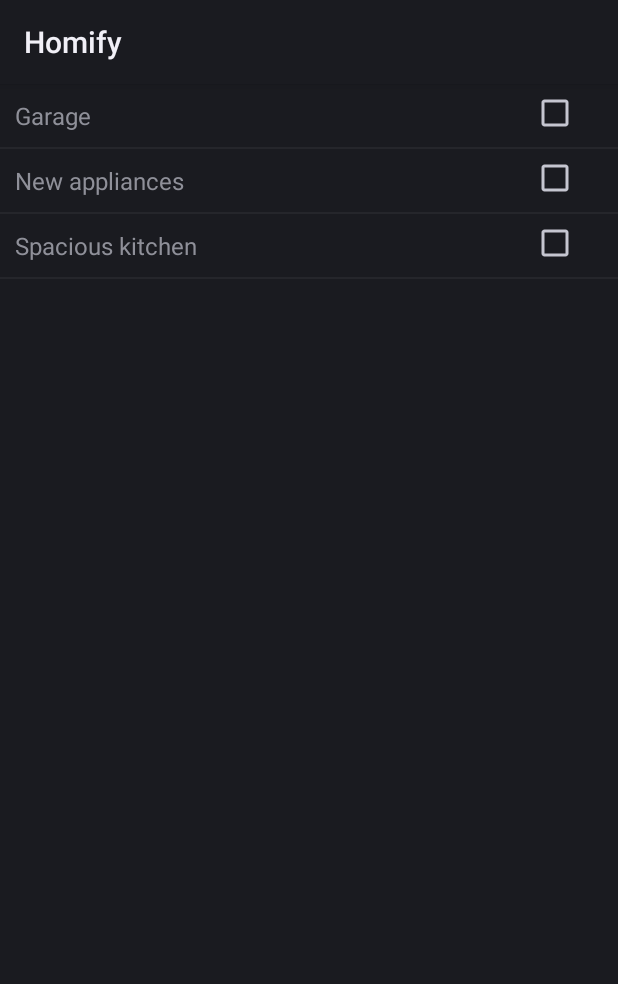
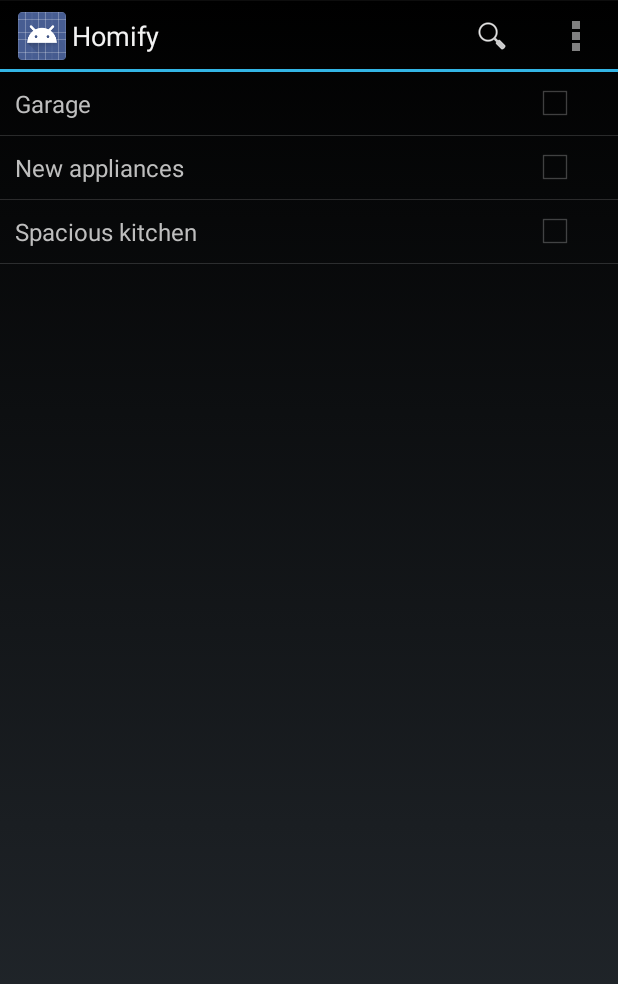
Before and after one commit to alambd34/Homify, an Android app: the screen it shows after launch (MainActivity), on a phone screen of 412 x 824 dp. Shown: the top 984 px of the screen. Run offline under Robolectric (Android 15) with nearby library versions, the phone set to English and light mode, and no system bars.

Commit message:
add action bar and search bar UI only

```diff
--- a/app/build.gradle
+++ b/app/build.gradle
@@ -6,7 +6,7 @@
 
     defaultConfig {
         applicationId "home.test.com.com.homilfy"
-        minSdkVersion 15
+        minSdkVersion 11
         targetSdkVersion 23
         versionCode 1
         versionName "1.0"
@@ -21,5 +21,5 @@
 
 dependencies {
     compile fileTree(dir: 'libs', include: ['*.jar'])
-    compile 'com.android.support:appcompat-v7:23.0.1'
+    //compile 'com.android.support:appcompat-v7:23.0.1'
 }
--- a/app/src/main/java/com/android/homify/activities/MainActivity.java
+++ b/app/src/main/java/com/android/homify/activities/MainActivity.java
@@ -2,11 +2,14 @@
 
 import android.app.Activity;
 import android.os.Bundle;
+import android.view.Menu;
+import android.view.MenuInflater;
 import android.view.View;
 import android.widget.AdapterView;
 import android.widget.ArrayAdapter;
 import android.widget.ListView;
 
+import com.android.homify.R;
 import com.android.homify.activities.adapter.PreferenceArrayAdapter;
 import com.android.homify.db.PreferencesDaoImpl;
 import com.android.homify.model.Preference;
@@ -14,7 +17,6 @@
 
 import java.util.List;
 
-import home.test.com.homilfy.R;
 
 public class MainActivity extends Activity {
 
@@ -64,6 +66,14 @@
         return preferencesByType;
     }
 
+    @Override
+    public boolean onCreateOptionsMenu(Menu menu) {
+        MenuInflater inflater = getMenuInflater();
+        inflater.inflate(R.menu.menu_my, menu);
+
+        return super.onCreateOptionsMenu(menu);
+    }
+
 
     public Object onRetainNonConfigurationInstance() {
         return preferences;
--- a/app/src/main/java/com/android/homify/activities/adapter/PreferenceArrayAdapter.java
+++ b/app/src/main/java/com/android/homify/activities/adapter/PreferenceArrayAdapter.java
@@ -8,13 +8,13 @@
 import android.widget.CheckBox;
 import android.widget.TextView;
 
+import com.android.homify.R;
 import com.android.homify.db.PreferencesDaoImpl;
 import com.android.homify.model.Preference;
 import com.android.homify.model.PreferenceViewHolder;
 
 import java.util.List;
 
-import home.test.com.homilfy.R;
 
 /**
  * Created by nickyska on 9/30/2015.
--- a/app/src/main/java/com/android/homify/db/HomifySQLiteHelper.java
+++ b/app/src/main/java/com/android/homify/db/HomifySQLiteHelper.java
@@ -7,6 +7,7 @@
 import android.database.sqlite.SQLiteOpenHelper;
 import android.util.Log;
 
+import com.android.homify.R;
 import com.android.homify.activities.MainActivity;
 import com.android.homify.model.Preference;
 import com.android.homify.model.PreferenceBuilder;
@@ -14,7 +15,6 @@
 import java.util.ArrayList;
 import java.util.List;
 
-import home.test.com.homilfy.R;
 
 /**
  * Created by nickyska on 9/29/2015.
--- a/app/src/main/res/menu/menu_my.xml
+++ b/app/src/main/res/menu/menu_my.xml
@@ -1,10 +1,23 @@
 <menu xmlns:android="http://schemas.android.com/apk/res/android"
-    xmlns:app="http://schemas.android.com/apk/res-auto"
     xmlns:tools="http://schemas.android.com/tools"
     tools:context=".MainActivity">
+    <!--<item-->
+    <!--android:id="@+id/action_preferences"-->
+    <!--android:orderInCategory="100"-->
+    <!--android:title="@string/string_preferences"-->
+    <!--app:showAsAction="never" />-->
     <item
-        android:id="@+id/action_preferences"
+        android:id="@+id/action_settings"
         android:orderInCategory="100"
-        android:title="@string/string_preferences"
-        app:showAsAction="never" />
+        android:showAsAction="never"
+        android:title="@string/string_preferences" />
+
+    <item
+        android:id="@+id/menu_search"
+        android:actionViewClass="android.widget.SearchView"
+        android:icon="@drawable/ic_action_search"
+        android:showAsAction="always"
+        android:title="@string/search_label" />
+
+
 </menu>
--- a/app/src/main/res/values/strings.xml
+++ b/app/src/main/res/values/strings.xml
@@ -5,6 +5,8 @@
     <string name="string_preferences">Settings</string>
     <string name="title_activity_main">MainActivity</string>
     <string name="title_activity_display_message">My Message</string>
+    <string name="search_label">Search</string>
+    <string name="search_hint">Search for preferences</string>
 
 
 
--- a/app/src/main/res/values/styles.xml
+++ b/app/src/main/res/values/styles.xml
@@ -1,8 +1,26 @@
 <resources>
 
     <!-- Base application theme. -->
-    <style name="AppTheme" parent="Theme.AppCompat.Light.DarkActionBar">
+    <style name="AppBaseTheme" parent="android:Theme.Holo">
         <!-- Customize your theme here. -->
     </style>
 
+    <style name="AppTheme" parent="AppBaseTheme" />
+
+
+    <!--<style name="Theme.MyCompatTheme" parent="AppBaseTheme">-->
+    <!--<item name="android:windowBackground">@color/winBackground</item>-->
+    <!--<item name="android:actionBarStyle">@style/ActionBar</item>-->
+    <!--<item name="actionBarStyle">@style/ActionBar</item>-->
+    <!--</style>-->
+
+    <!--<style name="ActionBar"-->
+    <!--parent="AppBaseTheme">-->
+    <!--<item name="android:background">@color/background</item>-->
+    <!--<item name="background">@color/background</item>-->
+    <!--</style>-->
+
+    <!--<color name="winBackground">#98cb4a</color>-->
+    <!--<color name="background">#f76d3c</color>-->
+
 </resources>
--- /dev/null
+++ b/app/src/main/res/xml/searchable.xml
@@ -0,0 +1,3 @@
+<searchable xmlns:android="http://schemas.android.com/apk/res/android"
+    android:hint="@string/search_hint"
+    android:label="@string/search_label"></searchable>
```
Also changed, not shown: app/src/main/AndroidManifest.xml (+23 -2 lines), app/src/main/java/com/android/homify/activities/PreferenceSearchActivity.java (added, +46 -0 lines), app/src/main/res/drawable/ic_action_search.png (added), 1 other file.
